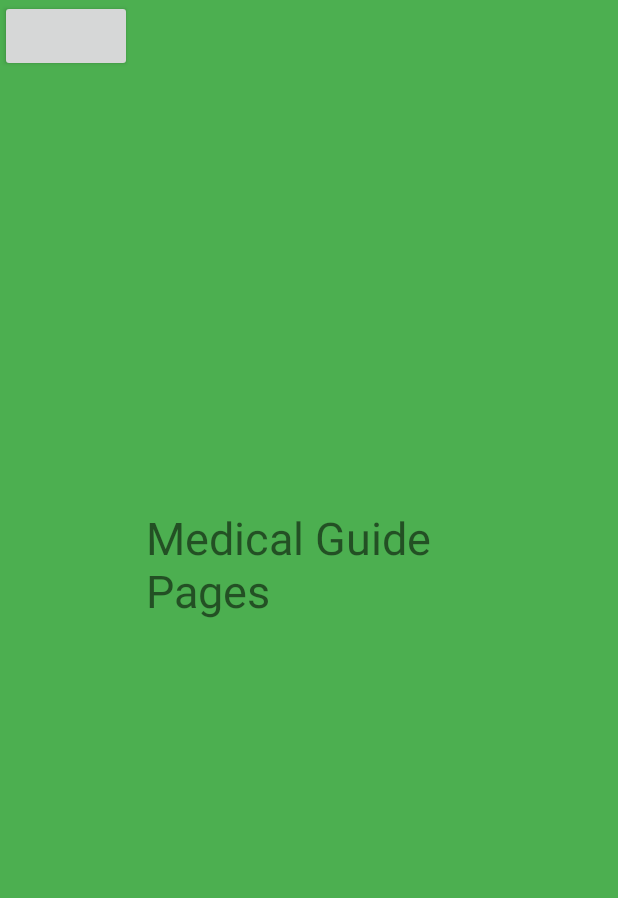
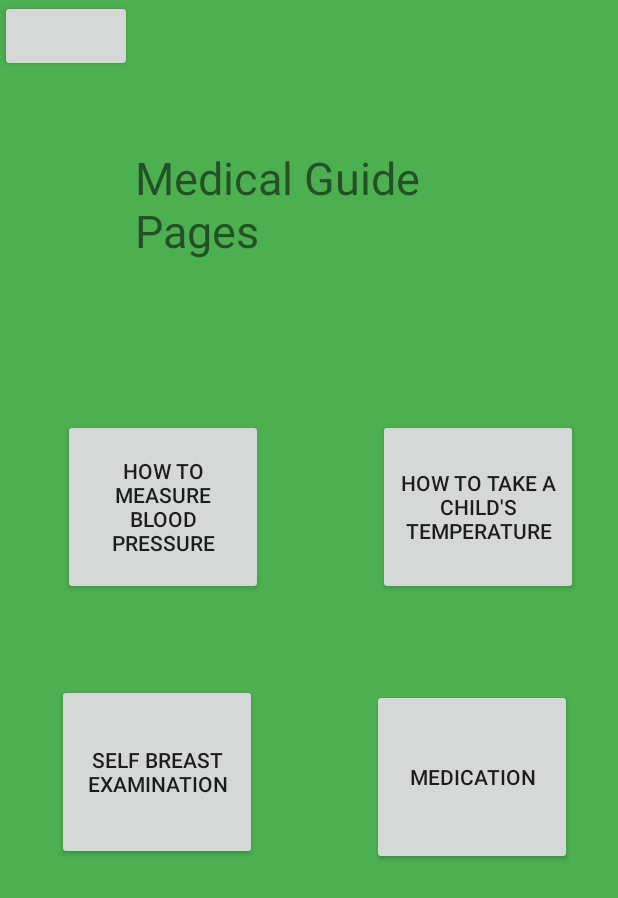
Before and after one commit to Yunnyhajeon/teameron, an Android app: the fragment medical_guide_fragment placed in its activity, on a phone screen of 412 x 824 dp. Shown: the top 898 px of the screen. Run offline under Robolectric (Android 15) with nearby library versions, the phone set to English and light mode, and no system bars.

Commit message:
add guide btns to medical and emergency guide pages

```diff
--- a/app/src/main/java/com/example/eron/medical_guide_fragment.java
+++ b/app/src/main/java/com/example/eron/medical_guide_fragment.java
@@ -11,7 +11,7 @@
 import androidx.fragment.app.Fragment;
 
 public class medical_guide_fragment extends Fragment {
-    Button home_btn;
+    Button home_btn, bld_pressure_btn, child_temp_btn, breast_exam_btn, medication_btn  ;
     @Nullable
     @Override
     public View onCreateView(@NonNull LayoutInflater inflater, @Nullable ViewGroup container, @Nullable Bundle savedInstanceState) {
@@ -24,6 +24,11 @@
 
             }
         });
+
+        bld_pressure_btn = view.findViewById(R.id.bld_pressure_btn);
+        child_temp_btn = view.findViewById(R.id.child_temp_btn);
+        breast_exam_btn = view.findViewById(R.id.breast_exam_btn);
+        medication_btn = view.findViewById(R.id.medication_btn);
         return view;
 
     }
--- a/app/src/main/res/layout/medical_guide_fragment.xml
+++ b/app/src/main/res/layout/medical_guide_fragment.xml
@@ -3,6 +3,42 @@
     android:layout_width="match_parent"
     android:layout_height="match_parent"
     android:background="#4CAF50">
+
+    <Button
+        android:id="@+id/medication_btn"
+        android:layout_width="133dp"
+        android:layout_height="117dp"
+        android:layout_alignParentStart="true"
+        android:layout_alignParentLeft="true"
+        android:layout_alignParentTop="true"
+        android:layout_marginStart="248dp"
+        android:layout_marginLeft="248dp"
+        android:layout_marginTop="459dp"
+        android:text="Medication" />
+
+    <Button
+        android:id="@+id/breast_exam_btn"
+        android:layout_width="133dp"
+        android:layout_height="117dp"
+        android:layout_alignParentStart="true"
+        android:layout_alignParentLeft="true"
+        android:layout_alignParentTop="true"
+        android:layout_marginStart="38dp"
+        android:layout_marginLeft="38dp"
+        android:layout_marginTop="456dp"
+        android:text="Self Breast Examination" />
+
+    <Button
+        android:id="@+id/child_temp_btn"
+        android:layout_width="133dp"
+        android:layout_height="117dp"
+        android:layout_alignParentStart="true"
+        android:layout_alignParentLeft="true"
+        android:layout_alignParentTop="true"
+        android:layout_marginStart="252dp"
+        android:layout_marginLeft="252dp"
+        android:layout_marginTop="279dp"
+        android:text="How to Take a Child's Temperature" />
 
     <TextView
         android:id="@+id/textview3"
@@ -14,12 +50,12 @@
         android:layout_alignParentEnd="true"
         android:layout_alignParentRight="true"
         android:layout_alignParentBottom="true"
-        android:layout_marginStart="97dp"
-        android:layout_marginLeft="97dp"
-        android:layout_marginTop="338dp"
-        android:layout_marginEnd="62dp"
-        android:layout_marginRight="62dp"
-        android:layout_marginBottom="304dp"
+        android:layout_marginStart="90dp"
+        android:layout_marginLeft="90dp"
+        android:layout_marginTop="98dp"
+        android:layout_marginEnd="69dp"
+        android:layout_marginRight="69dp"
+        android:layout_marginBottom="543dp"
         android:text="Medical Guide Pages"
         android:textSize="30sp" />
 
@@ -27,4 +63,17 @@
         android:id="@+id/home_btn_from_medicalguide"
         android:layout_width="wrap_content"
         android:layout_height="wrap_content" />
+
+    <Button
+        android:id="@+id/bld_pressure_btn"
+        android:layout_width="133dp"
+        android:layout_height="117dp"
+        android:layout_alignParentStart="true"
+        android:layout_alignParentLeft="true"
+        android:layout_alignParentTop="true"
+        android:layout_marginStart="42dp"
+        android:layout_marginLeft="42dp"
+        android:layout_marginTop="279dp"
+        android:text="How to Measure Blood Pressure" />
+
 </RelativeLayout>
```
Also changed, not shown: app/src/main/java/com/example/eron/emergency_guide_fragment.java (+6 -1 lines), app/src/main/res/layout/emergency_guide_fragment.xml (+44 -6 lines).
